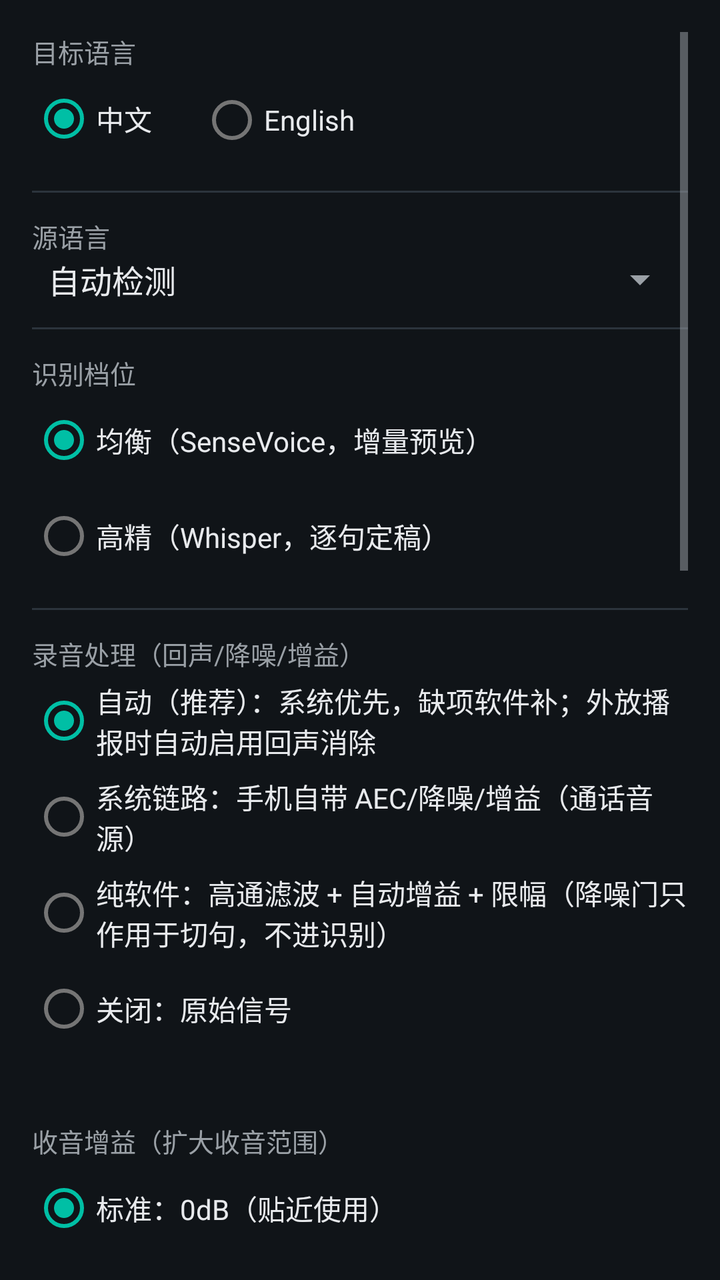
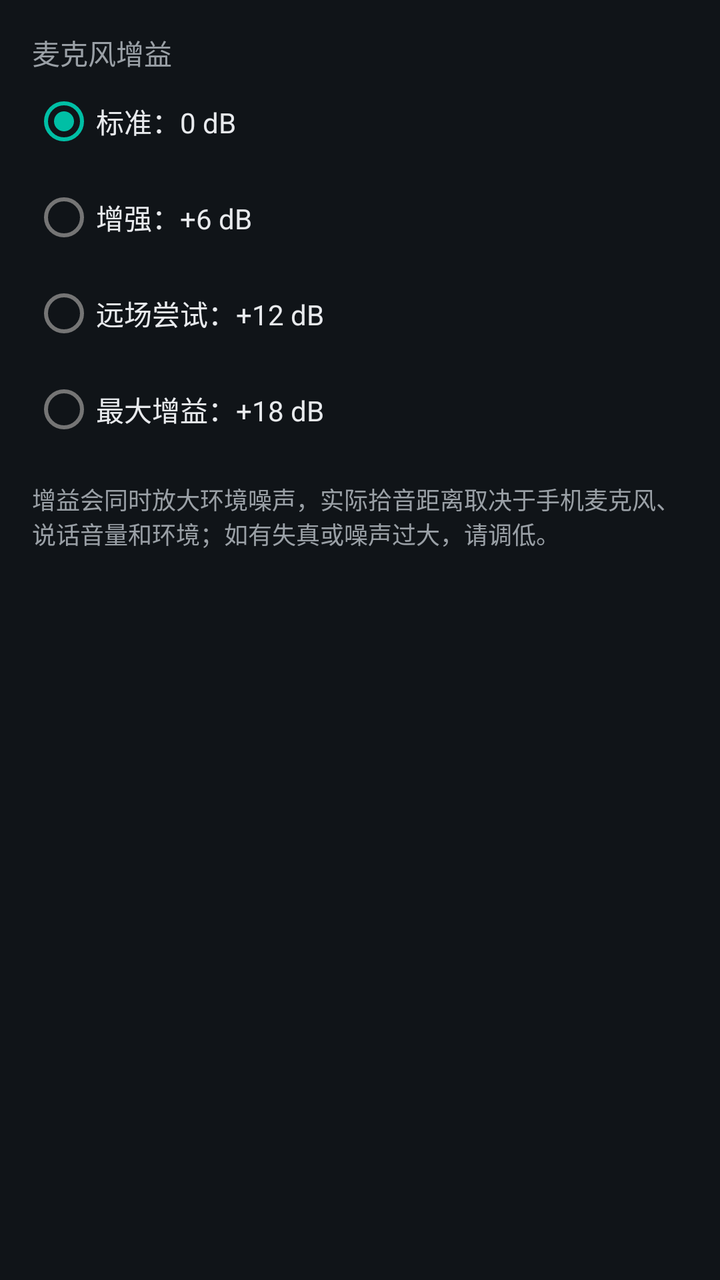

An Android layout rendered at two revisions. The XML below is the earlier revision; the diff shows what the commit changed to produce the second picture.
<!-- AndroidManifest.xml: application theme Theme.VTrans -->
<!-- res/layout/activity_settings.xml -->
<?xml version="1.0" encoding="utf-8"?>
<ScrollView xmlns:android="http://schemas.android.com/apk/res/android"
    android:layout_width="match_parent"
    android:layout_height="match_parent"
    android:background="@color/bg"
    android:padding="16dp">

    <LinearLayout
        android:layout_width="match_parent"
        android:layout_height="wrap_content"
        android:orientation="vertical">

        <TextView
            android:layout_width="match_parent"
            android:layout_height="wrap_content"
            android:text="@string/settings_target_lang"
            android:textColor="@color/text_secondary"
            android:textSize="13sp" />

        <RadioGroup
            android:id="@+id/rgTarget"
            android:layout_width="match_parent"
            android:layout_height="wrap_content"
            android:orientation="horizontal">

            <RadioButton
                android:id="@+id/rbTargetZh"
                android:layout_width="wrap_content"
                android:layout_height="wrap_content"
                android:checked="true"
                android:text="@string/lang_zh"
                android:textColor="@color/text_primary" />

            <RadioButton
                android:id="@+id/rbTargetEn"
                android:layout_width="wrap_content"
                android:layout_height="wrap_content"
                android:layout_marginStart="24dp"
                android:text="@string/lang_en"
                android:textColor="@color/text_primary" />
        </RadioGroup>

        <View
            android:layout_width="match_parent"
            android:layout_height="1dp"
            android:layout_marginTop="12dp"
            android:background="@color/divider" />

        <TextView
            android:layout_width="match_parent"
            android:layout_height="wrap_content"
            android:layout_marginTop="12dp"
            android:text="@string/settings_source_lang"
            android:textColor="@color/text_secondary"
            android:textSize="13sp" />

        <Spinner
            android:id="@+id/spSource"
            android:layout_width="match_parent"
            android:layout_height="wrap_content"
            android:entries="@array/source_lang_labels" />

        <View
            android:layout_width="match_parent"
            android:layout_height="1dp"
            android:layout_marginTop="12dp"
            android:background="@color/divider" />

        <TextView
            android:layout_width="match_parent"
            android:layout_height="wrap_content"
            android:layout_marginTop="12dp"
            android:text="@string/settings_tier"
            android:textColor="@color/text_secondary"
            android:textSize="13sp" />

        <RadioGroup
            android:id="@+id/rgTier"
            android:layout_width="match_parent"
            android:layout_height="wrap_content">

            <RadioButton
                android:id="@+id/rbTierBalanced"
                android:layout_width="match_parent"
                android:layout_height="wrap_content"
                android:checked="true"
                android:text="@string/tier_balanced"
                android:textColor="@color/text_primary" />

            <RadioButton
                android:id="@+id/rbTierQuality"
                android:layout_width="match_parent"
                android:layout_height="wrap_content"
                android:text="@string/tier_quality"
                android:textColor="@color/text_primary" />
        </RadioGroup>

        <View
            android:layout_width="match_parent"
            android:layout_height="1dp"
            android:layout_marginTop="12dp"
            android:background="@color/divider" />

        <TextView
            android:layout_width="match_parent"
            android:layout_height="wrap_content"
            android:layout_marginTop="12dp"
            android:text="@string/settings_audio"
            android:textColor="@color/text_secondary"
            android:textSize="13sp" />

        <RadioGroup
            android:id="@+id/rgAudio"
            android:layout_width="match_parent"
            android:layout_height="wrap_content">

            <RadioButton
                android:id="@+id/rbAudioAuto"
                android:layout_width="match_parent"
                android:layout_height="wrap_content"
                android:checked="true"
                android:text="@string/audio_auto"
                android:textColor="@color/text_primary" />

            <RadioButton
                android:id="@+id/rbAudioSystem"
                android:layout_width="match_parent"
                android:layout_height="wrap_content"
                android:text="@string/audio_system"
                android:textColor="@color/text_primary" />

            <RadioButton
                android:id="@+id/rbAudioSoftware"
                android:layout_width="match_parent"
                android:layout_height="wrap_content"
                android:text="@string/audio_software"
                android:textColor="@color/text_primary" />

            <RadioButton
                android:id="@+id/rbAudioOff"
                android:layout_width="match_parent"
                android:layout_height="wrap_content"
                android:text="@string/audio_off"
                android:textColor="@color/text_primary" />
        </RadioGroup>

        <TextView
            android:id="@+id/tvAudioDiag"
            android:layout_width="match_parent"
            android:layout_height="wrap_content"
            android:layout_marginTop="4dp"
            android:textColor="@color/text_secondary"
            android:textSize="12sp" />

        <TextView
            android:layout_width="match_parent"
            android:layout_height="wrap_content"
            android:layout_marginTop="12dp"
            android:text="@string/settings_mic_range"
            android:textColor="@color/text_secondary"
            android:textSize="13sp" />

        <RadioGroup
            android:id="@+id/rgMicGain"
            android:layout_width="match_parent"
            android:layout_height="wrap_content">

            <RadioButton
                android:id="@+id/rbMicNormal"
                android:layout_width="match_parent"
                android:layout_height="wrap_content"
                android:checked="true"
                android:text="@string/mic_normal"
                android:textColor="@color/text_primary" />

            <RadioButton
                android:id="@+id/rbMicBoost"
                android:layout_width="match_parent"
                android:layout_height="wrap_content"
                android:text="@string/mic_boost"
                android:textColor="@color/text_primary" />

            <RadioButton
                android:id="@+id/rbMicFar"
                android:layout_width="match_parent"
                android:layout_height="wrap_content"
                android:text="@string/mic_far"
                android:textColor="@color/text_primary" />

            <RadioButton
                android:id="@+id/rbMicVeryFar"
                android:layout_width="match_parent"
                android:layout_height="wrap_content"
                android:text="@string/mic_very_far"
                android:textColor="@color/text_primary" />
        </RadioGroup>

        <TextView
            android:layout_width="match_parent"
            android:layout_height="wrap_content"
            android:layout_marginTop="12dp"
            android:text="@string/settings_capture_rate"
            android:textColor="@color/text_secondary"
            android:textSize="13sp" />

        <androidx.appcompat.widget.SwitchCompat
            android:id="@+id/swCaptureRate"
            android:layout_width="match_parent"
            android:layout_height="wrap_content"
            android:layout_marginTop="4dp"
            android:text="@string/capture_high_rate"
            android:textColor="@color/text_primary" />

        <TextView
            android:layout_width="match_parent"
            android:layout_height="wrap_content"
            android:text="@string/capture_rate_hint"
            android:textColor="@color/text_secondary"
            android:textSize="12sp" />

        <View
            android:layout_width="match_parent"
            android:layout_height="1dp"
            android:layout_marginTop="12dp"
            android:background="@color/divider" />

        <TextView
            android:layout_width="match_parent"
            android:layout_height="wrap_content"
            android:layout_marginTop="12dp"
            android:text="@string/settings_provider"
            android:textColor="@color/text_secondary"
            android:textSize="13sp" />

        <Spinner
            android:id="@+id/spProvider"
            android:layout_width="match_parent"
            android:layout_height="wrap_content"
            android:entries="@array/provider_labels" />

        <Button
            android:id="@+id/btnBench"
            style="@style/Widget.MaterialComponents.Button.OutlinedButton"
            android:layout_width="match_parent"
            android:layout_height="wrap_content"
            android:layout_marginTop="8dp"
            android:text="@string/settings_bench" />

        <TextView
            android:layout_width="match_parent"
            android:layout_height="wrap_content"
            android:text="@string/settings_bench_hint"
            android:textColor="@color/text_secondary"
            android:textSize="12sp" />

        <View
            android:layout_width="match_parent"
            android:layout_height="1dp"
            android:layout_marginTop="12dp"
            android:background="@color/divider" />

        <TextView
            android:layout_width="match_parent"
            android:layout_height="wrap_content"
            android:layout_marginTop="12dp"
            android:text="@string/settings_threads"
            android:textColor="@color/text_secondary"
            android:textSize="13sp" />

        <SeekBar
            android:id="@+id/sbThreads"
            android:layout_width="match_parent"
            android:layout_height="wrap_content"
            android:max="4" />

        <TextView
            android:id="@+id/tvThreads"
            android:layout_width="match_parent"
            android:layout_height="wrap_content"
            android:textColor="@color/text_primary"
            android:textSize="14sp" />

        <View
            android:layout_width="match_parent"
            android:layout_height="1dp"
            android:layout_marginTop="12dp"
            android:background="@color/divider" />

        <TextView
            android:layout_width="match_parent"
            android:layout_height="wrap_content"
            android:layout_marginTop="12dp"
            android:text="@string/settings_beam"
            android:textColor="@color/text_secondary"
            android:textSize="13sp" />

        <Spinner
            android:id="@+id/spBeam"
            android:layout_width="match_parent"
            android:layout_height="wrap_content"
            android:entries="@array/beam_labels" />

        <View
            android:layout_width="match_parent"
            android:layout_height="1dp"
            android:layout_marginTop="12dp"
            android:background="@color/divider" />

        <TextView
            android:layout_width="match_parent"
            android:layout_height="wrap_content"
            android:layout_marginTop="12dp"
            android:text="@string/settings_tts"
            android:textColor="@color/text_secondary"
            android:textSize="13sp" />

        <androidx.appcompat.widget.SwitchCompat
            android:id="@+id/swTtsHeadsetOnly"
            android:layout_width="match_parent"
            android:layout_height="wrap_content"
            android:layout_marginTop="4dp"
            android:checked="true"
            android:text="@string/tts_headset_only"
            android:textColor="@color/text_primary" />

        <TextView
            android:layout_width="match_parent"
            android:layout_height="wrap_content"
            android:text="@string/tts_headset_hint"
            android:textColor="@color/text_secondary"
            android:textSize="12sp" />

        <View
            android:layout_width="match_parent"
            android:layout_height="1dp"
            android:layout_marginTop="12dp"
            android:background="@color/divider" />

        <TextView
            android:layout_width="match_parent"
            android:layout_height="wrap_content"
            android:layout_marginTop="12dp"
            android:text="@string/settings_models"
            android:textColor="@color/text_secondary"
            android:textSize="13sp" />

        <LinearLayout
            android:id="@+id/modelList"
            android:layout_width="match_parent"
            android:layout_height="wrap_content"
            android:orientation="vertical" />

    </LinearLayout>
</ScrollView>
<!-- resources referenced by this layout -->
<resources>
  <string-array name="beam_labels">
          <item>1（贪心，最快）</item>
          <item>4（集束搜索，更准更慢）</item>
      </string-array>
  <string-array name="provider_labels">
          <item>自动（基准测试决定）</item>
          <item>NNAPI（NPU）</item>
          <item>XNNPACK（CPU 多线程）</item>
          <item>CPU</item>
      </string-array>
  <string-array name="source_lang_labels">
          <item>自动检测</item>
          <item>中文</item>
          <item>English</item>
          <item>日本語</item>
          <item>한국어</item>
          <item>粤语</item>
          <item>Français</item>
          <item>Deutsch</item>
          <item>Español</item>
          <item>Русский</item>
      </string-array>
  <color name="bg">#FF101418</color>
  <color name="divider">#FF2C343C</color>
  <color name="text_primary">#FFE8EAED</color>
  <color name="text_secondary">#FF9AA0A6</color>
  <string name="audio_auto">自动（推荐）：系统优先，缺项软件补；外放播报时自动启用回声消除</string>
  <string name="audio_off">关闭：原始信号</string>
  <string name="audio_software">纯软件：高通滤波 + 自动增益 + 限幅（降噪门只作用于切句，不进识别）</string>
  <string name="audio_system">系统链路：手机自带 AEC/降噪/增益（通话音源）</string>
  <string name="capture_high_rate">高精度采集：48kHz 采集后转 16kHz</string>
  <string name="capture_rate_hint">开启后先按 48kHz 录音再软件降采到 16kHz。部分机型的 16kHz 直通通路会限带或强降噪，高采样率通路能拿到更多原始信息，轻声/远场可能更清楚；代价是略增 CPU 与功耗。机器不支持 48kHz 时会自动退回 16kHz。改动下次「开始翻译」生效。</string>
  <string name="lang_en">English</string>
  <string name="lang_zh">中文</string>
  <string name="mic_boost">增强：+6dB（1~2 米）</string>
  <string name="mic_far">远场：+12dB（2 米外/免提，大声环境慎用）</string>
  <string name="mic_normal">标准：0dB（贴近使用）</string>
  <string name="mic_very_far">极远场：+18dB（3 米以上，底噪会明显上升）</string>
  <string name="settings_audio">录音处理（回声/降噪/增益）</string>
  <string name="settings_beam">解码宽度（beam）</string>
  <string name="settings_bench">跑一次基准测试</string>
  <string name="settings_bench_hint">对比 NNAPI / XNNPACK / CPU，自动挑最快的</string>
  <string name="settings_capture_rate">采集采样率</string>
  <string name="settings_mic_range">收音增益（扩大收音范围）</string>
  <string name="settings_models">模型管理</string>
  <string name="settings_provider">加速后端（ASR）</string>
  <string name="settings_source_lang">源语言</string>
  <string name="settings_target_lang">目标语言</string>
  <string name="settings_threads">翻译线程数</string>
  <string name="settings_tier">识别档位</string>
  <string name="settings_tts">译文语音播报（TTS）</string>
  <string name="tier_balanced">均衡（SenseVoice，增量预览）</string>
  <string name="tier_quality">高精（Whisper，逐句定稿）</string>
  <string name="tts_headset_hint">开启：只有检测到有线/蓝牙耳机才朗读译文，避免外放声音被麦克风拾取、造成「翻译→外放→再识别」的回环自激。关闭：无论是否插耳机都朗读，外放时可能自激，建议安静环境下使用。</string>
  <string name="tts_headset_only">仅插入耳机时播报译文</string>
  <style name="Theme.VTrans" parent="Theme.MaterialComponents.DayNight.DarkActionBar">
          <item name="colorPrimary">@color/primary</item>
          <item name="colorPrimaryDark">@color/primary_dark</item>
          <item name="colorAccent">@color/accent</item>
          <item name="android:windowBackground">@color/bg</item>
          <item name="android:textColorPrimary">@color/text_primary</item>
          <item name="android:textColorSecondary">@color/text_secondary</item>
      </style>
  <color name="primary">#FF1A73E8</color>
  <color name="primary_dark">#FF0B57D0</color>
  <color name="accent">#FF00BFA5</color>
</resources>

<!-- the commit's change to res/layout/activity_settings.xml (unified diff, before → after) -->
@@ -13,157 +13,15 @@
         <TextView
             android:layout_width="match_parent"
             android:layout_height="wrap_content"
-            android:text="@string/settings_target_lang"
-            android:textColor="@color/text_secondary"
-            android:textSize="13sp" />
-
-        <RadioGroup
-            android:id="@+id/rgTarget"
-            android:layout_width="match_parent"
-            android:layout_height="wrap_content"
-            android:orientation="horizontal">
-
-            <RadioButton
-                android:id="@+id/rbTargetZh"
-                android:layout_width="wrap_content"
-                android:layout_height="wrap_content"
-                android:checked="true"
-                android:text="@string/lang_zh"
-                android:textColor="@color/text_primary" />
-
-            <RadioButton
-                android:id="@+id/rbTargetEn"
-                android:layout_width="wrap_content"
-                android:layout_height="wrap_content"
-                android:layout_marginStart="24dp"
-                android:text="@string/lang_en"
-                android:textColor="@color/text_primary" />
-        </RadioGroup>
-
-        <View
-            android:layout_width="match_parent"
-            android:layout_height="1dp"
-            android:layout_marginTop="12dp"
-            android:background="@color/divider" />
-
-        <TextView
-            android:layout_width="match_parent"
-            android:layout_height="wrap_content"
-            android:layout_marginTop="12dp"
-            android:text="@string/settings_source_lang"
-            android:textColor="@color/text_secondary"
-            android:textSize="13sp" />
-
-        <Spinner
-            android:id="@+id/spSource"
-            android:layout_width="match_parent"
-            android:layout_height="wrap_content"
-            android:entries="@array/source_lang_labels" />
-
-        <View
-            android:layout_width="match_parent"
-            android:layout_height="1dp"
-            android:layout_marginTop="12dp"
-            android:background="@color/divider" />
-
-        <TextView
-            android:layout_width="match_parent"
-            android:layout_height="wrap_content"
-            android:layout_marginTop="12dp"
-            android:text="@string/settings_tier"
-            android:textColor="@color/text_secondary"
-            android:textSize="13sp" />
-
-        <RadioGroup
-            android:id="@+id/rgTier"
-            android:layout_width="match_parent"
-            android:layout_height="wrap_content">
-
-            <RadioButton
-                android:id="@+id/rbTierBalanced"
-                android:layout_width="match_parent"
-                android:layout_height="wrap_content"
-                android:checked="true"
-                android:text="@string/tier_balanced"
-                android:textColor="@color/text_primary" />
-
-            <RadioButton
-                android:id="@+id/rbTierQuality"
-                android:layout_width="match_parent"
-                android:layout_height="wrap_content"
-                android:text="@string/tier_quality"
-                android:textColor="@color/text_primary" />
-        </RadioGroup>
-
-        <View
-            android:layout_width="match_parent"
-            android:layout_height="1dp"
-            android:layout_marginTop="12dp"
-            android:background="@color/divider" />
-
-        <TextView
-            android:layout_width="match_parent"
-            android:layout_height="wrap_content"
-            android:layout_marginTop="12dp"
-            android:text="@string/settings_audio"
-            android:textColor="@color/text_secondary"
-            android:textSize="13sp" />
-
-        <RadioGroup
-            android:id="@+id/rgAudio"
-            android:layout_width="match_parent"
-            android:layout_height="wrap_content">
-
-            <RadioButton
-                android:id="@+id/rbAudioAuto"
-                android:layout_width="match_parent"
-                android:layout_height="wrap_content"
-                android:checked="true"
-                android:text="@string/audio_auto"
-                android:textColor="@color/text_primary" />
-
-            <RadioButton
-                android:id="@+id/rbAudioSystem"
-                android:layout_width="match_parent"
-                android:layout_height="wrap_content"
-                android:text="@string/audio_system"
-                android:textColor="@color/text_primary" />
-
-            <RadioButton
-                android:id="@+id/rbAudioSoftware"
-                android:layout_width="match_parent"
-                android:layout_height="wrap_content"
-                android:text="@string/audio_software"
-                android:textColor="@color/text_primary" />
-
-            <RadioButton
-                android:id="@+id/rbAudioOff"
-                android:layout_width="match_parent"
-                android:layout_height="wrap_content"
-                android:text="@string/audio_off"
-                android:textColor="@color/text_primary" />
-        </RadioGroup>
-
-        <TextView
-            android:id="@+id/tvAudioDiag"
-            android:layout_width="match_parent"
-            android:layout_height="wrap_content"
-            android:layout_marginTop="4dp"
-            android:textColor="@color/text_secondary"
-            android:textSize="12sp" />
-
-        <TextView
-            android:layout_width="match_parent"
-            android:layout_height="wrap_content"
-            android:layout_marginTop="12dp"
             android:text="@string/settings_mic_range"
             android:textColor="@color/text_secondary"
-            android:textSize="13sp" />
+            android:textSize="14sp" />
 
         <RadioGroup
             android:id="@+id/rgMicGain"
             android:layout_width="match_parent"
-            android:layout_height="wrap_content">
+            android:layout_height="wrap_content"
+            android:orientation="vertical">
 
             <RadioButton
                 android:id="@+id/rbMicNormal"
@@ -199,156 +57,8 @@
             android:layout_width="match_parent"
             android:layout_height="wrap_content"
             android:layout_marginTop="12dp"
-            android:text="@string/settings_capture_rate"
-            android:textColor="@color/text_secondary"
-            android:textSize="13sp" />
-
-        <androidx.appcompat.widget.SwitchCompat
-            android:id="@+id/swCaptureRate"
-            android:layout_width="match_parent"
-            android:layout_height="wrap_content"
-            android:layout_marginTop="4dp"
-            android:text="@string/capture_high_rate"
-            android:textColor="@color/text_primary" />
-
-        <TextView
-            android:layout_width="match_parent"
-            android:layout_height="wrap_content"
-            android:text="@string/capture_rate_hint"
+            android:text="@string/mic_gain_hint"
             android:textColor="@color/text_secondary"
             android:textSize="12sp" />
-
-        <View
-            android:layout_width="match_parent"
-            android:layout_height="1dp"
-            android:layout_marginTop="12dp"
-            android:background="@color/divider" />
-
-        <TextView
-            android:layout_width="match_parent"
-            android:layout_height="wrap_content"
-            android:layout_marginTop="12dp"
-            android:text="@string/settings_provider"
-            android:textColor="@color/text_secondary"
-            android:textSize="13sp" />
-
-        <Spinner
-            android:id="@+id/spProvider"
-            android:layout_width="match_parent"
-            android:layout_height="wrap_content"
-            android:entries="@array/provider_labels" />
-
-        <Button
-            android:id="@+id/btnBench"
-            style="@style/Widget.MaterialComponents.Button.OutlinedButton"
-            android:layout_width="match_parent"
-            android:layout_height="wrap_content"
-            android:layout_marginTop="8dp"
-            android:text="@string/settings_bench" />
-
-        <TextView
-            android:layout_width="match_parent"
-            android:layout_height="wrap_content"
-            android:text="@string/settings_bench_hint"
-            android:textColor="@color/text_secondary"
-            android:textSize="12sp" />
-
-        <View
-            android:layout_width="match_parent"
-            android:layout_height="1dp"
-            android:layout_marginTop="12dp"
-            android:background="@color/divider" />
-
-        <TextView
-            android:layout_width="match_parent"
-            android:layout_height="wrap_content"
-            android:layout_marginTop="12dp"
-            android:text="@string/settings_threads"
-            android:textColor="@color/text_secondary"
-            android:textSize="13sp" />
-
-        <SeekBar
-            android:id="@+id/sbThreads"
-            android:layout_width="match_parent"
-            android:layout_height="wrap_content"
-            android:max="4" />
-
-        <TextView
-            android:id="@+id/tvThreads"
-            android:layout_width="match_parent"
-            android:layout_height="wrap_content"
-            android:textColor="@color/text_primary"
-            android:textSize="14sp" />
-
-        <View
-            android:layout_width="match_parent"
-            android:layout_height="1dp"
-            android:layout_marginTop="12dp"
-            android:background="@color/divider" />
-
-        <TextView
-            android:layout_width="match_parent"
-            android:layout_height="wrap_content"
-            android:layout_marginTop="12dp"
-            android:text="@string/settings_beam"
-            android:textColor="@color/text_secondary"
-            android:textSize="13sp" />
-
-        <Spinner
-            android:id="@+id/spBeam"
-            android:layout_width="match_parent"
-            android:layout_height="wrap_content"
-            android:entries="@array/beam_labels" />
-
-        <View
-            android:layout_width="match_parent"
-            android:layout_height="1dp"
-            android:layout_marginTop="12dp"
-            android:background="@color/divider" />
-
-        <TextView
-            android:layout_width="match_parent"
-            android:layout_height="wrap_content"
-            android:layout_marginTop="12dp"
-            android:text="@string/settings_tts"
-            android:textColor="@color/text_secondary"
-            android:textSize="13sp" />
-
-        <androidx.appcompat.widget.SwitchCompat
-            android:id="@+id/swTtsHeadsetOnly"
-            android:layout_width="match_parent"
-            android:layout_height="wrap_content"
-            android:layout_marginTop="4dp"
-            android:checked="true"
-            android:text="@string/tts_headset_only"
-            android:textColor="@color/text_primary" />
-
-        <TextView
-            android:layout_width="match_parent"
-            android:layout_height="wrap_content"
-            android:text="@string/tts_headset_hint"
-            android:textColor="@color/text_secondary"
-            android:textSize="12sp" />
-
-        <View
-            android:layout_width="match_parent"
-            android:layout_height="1dp"
-            android:layout_marginTop="12dp"
-            android:background="@color/divider" />
-
-        <TextView
-            android:layout_width="match_parent"
-            android:layout_height="wrap_content"
-            android:layout_marginTop="12dp"
-            android:text="@string/settings_models"
-            android:textColor="@color/text_secondary"
-            android:textSize="13sp" />
-
-        <LinearLayout
-            android:id="@+id/modelList"
-            android:layout_width="match_parent"
-            android:layout_height="wrap_content"
-            android:orientation="vertical" />
-
     </LinearLayout>
 </ScrollView>
<!-- resource entries referenced after the edit -->
@@ -1,60 +1,14 @@
 <!-- resources referenced by this layout -->
 <resources>
-  <string-array name="beam_labels">
-          <item>1（贪心，最快）</item>
-          <item>4（集束搜索，更准更慢）</item>
-      </string-array>
-  <string-array name="provider_labels">
-          <item>自动（基准测试决定）</item>
-          <item>NNAPI（NPU）</item>
-          <item>XNNPACK（CPU 多线程）</item>
-          <item>CPU</item>
-      </string-array>
-  <string-array name="source_lang_labels">
-          <item>自动检测</item>
-          <item>中文</item>
-          <item>English</item>
-          <item>日本語</item>
-          <item>한국어</item>
-          <item>粤语</item>
-          <item>Français</item>
-          <item>Deutsch</item>
-          <item>Español</item>
-          <item>Русский</item>
-      </string-array>
   <color name="bg">#FF101418</color>
-  <color name="divider">#FF2C343C</color>
   <color name="text_primary">#FFE8EAED</color>
   <color name="text_secondary">#FF9AA0A6</color>
-  <string name="audio_auto">自动（推荐）：系统优先，缺项软件补；外放播报时自动启用回声消除</string>
-  <string name="audio_off">关闭：原始信号</string>
-  <string name="audio_software">纯软件：高通滤波 + 自动增益 + 限幅（降噪门只作用于切句，不进识别）</string>
-  <string name="audio_system">系统链路：手机自带 AEC/降噪/增益（通话音源）</string>
-  <string name="capture_high_rate">高精度采集：48kHz 采集后转 16kHz</string>
-  <string name="capture_rate_hint">开启后先按 48kHz 录音再软件降采到 16kHz。部分机型的 16kHz 直通通路会限带或强降噪，高采样率通路能拿到更多原始信息，轻声/远场可能更清楚；代价是略增 CPU 与功耗。机器不支持 48kHz 时会自动退回 16kHz。改动下次「开始翻译」生效。</string>
-  <string name="lang_en">English</string>
-  <string name="lang_zh">中文</string>
-  <string name="mic_boost">增强：+6dB（1~2 米）</string>
-  <string name="mic_far">远场：+12dB（2 米外/免提，大声环境慎用）</string>
-  <string name="mic_normal">标准：0dB（贴近使用）</string>
-  <string name="mic_very_far">极远场：+18dB（3 米以上，底噪会明显上升）</string>
-  <string name="settings_audio">录音处理（回声/降噪/增益）</string>
-  <string name="settings_beam">解码宽度（beam）</string>
-  <string name="settings_bench">跑一次基准测试</string>
-  <string name="settings_bench_hint">对比 NNAPI / XNNPACK / CPU，自动挑最快的</string>
-  <string name="settings_capture_rate">采集采样率</string>
-  <string name="settings_mic_range">收音增益（扩大收音范围）</string>
-  <string name="settings_models">模型管理</string>
-  <string name="settings_provider">加速后端（ASR）</string>
-  <string name="settings_source_lang">源语言</string>
-  <string name="settings_target_lang">目标语言</string>
-  <string name="settings_threads">翻译线程数</string>
-  <string name="settings_tier">识别档位</string>
-  <string name="settings_tts">译文语音播报（TTS）</string>
-  <string name="tier_balanced">均衡（SenseVoice，增量预览）</string>
-  <string name="tier_quality">高精（Whisper，逐句定稿）</string>
-  <string name="tts_headset_hint">开启：只有检测到有线/蓝牙耳机才朗读译文，避免外放声音被麦克风拾取、造成「翻译→外放→再识别」的回环自激。关闭：无论是否插耳机都朗读，外放时可能自激，建议安静环境下使用。</string>
-  <string name="tts_headset_only">仅插入耳机时播报译文</string>
+  <string name="mic_boost">增强：+6 dB</string>
+  <string name="mic_far">远场尝试：+12 dB</string>
+  <string name="mic_gain_hint">增益会同时放大环境噪声，实际拾音距离取决于手机麦克风、说话音量和环境；如有失真或噪声过大，请调低。</string>
+  <string name="mic_normal">标准：0 dB</string>
+  <string name="mic_very_far">最大增益：+18 dB</string>
+  <string name="settings_mic_range">麦克风增益</string>
   <style name="Theme.VTrans" parent="Theme.MaterialComponents.DayNight.DarkActionBar">
           <item name="colorPrimary">@color/primary</item>
           <item name="colorPrimaryDark">@color/primary_dark</item>
